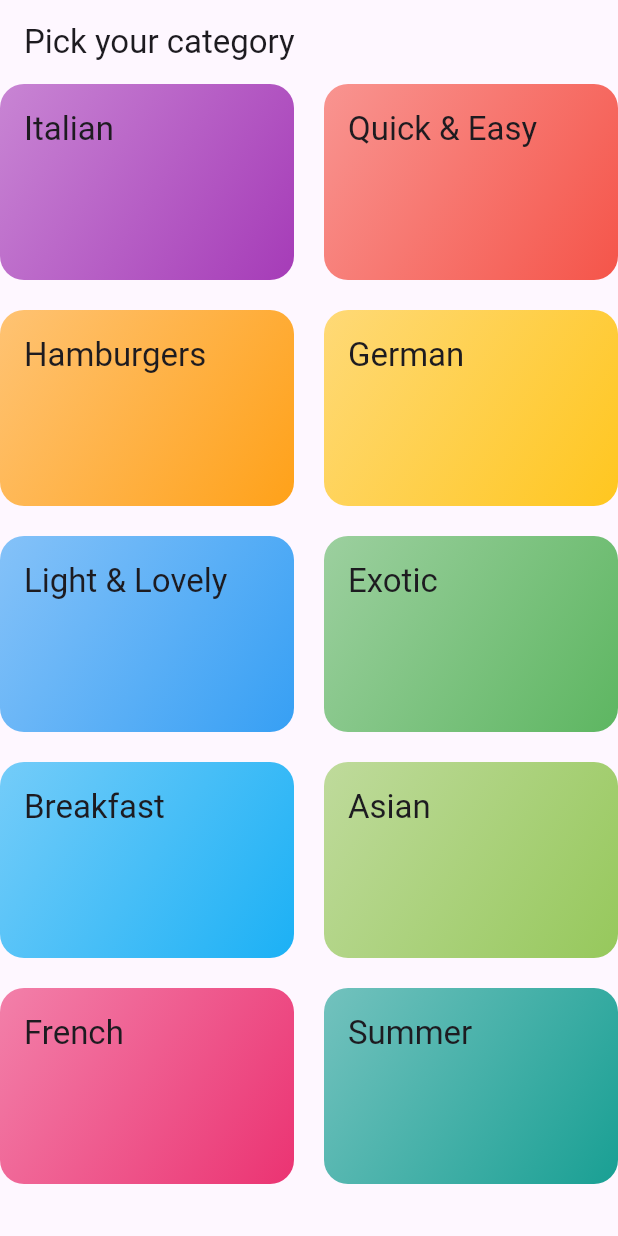
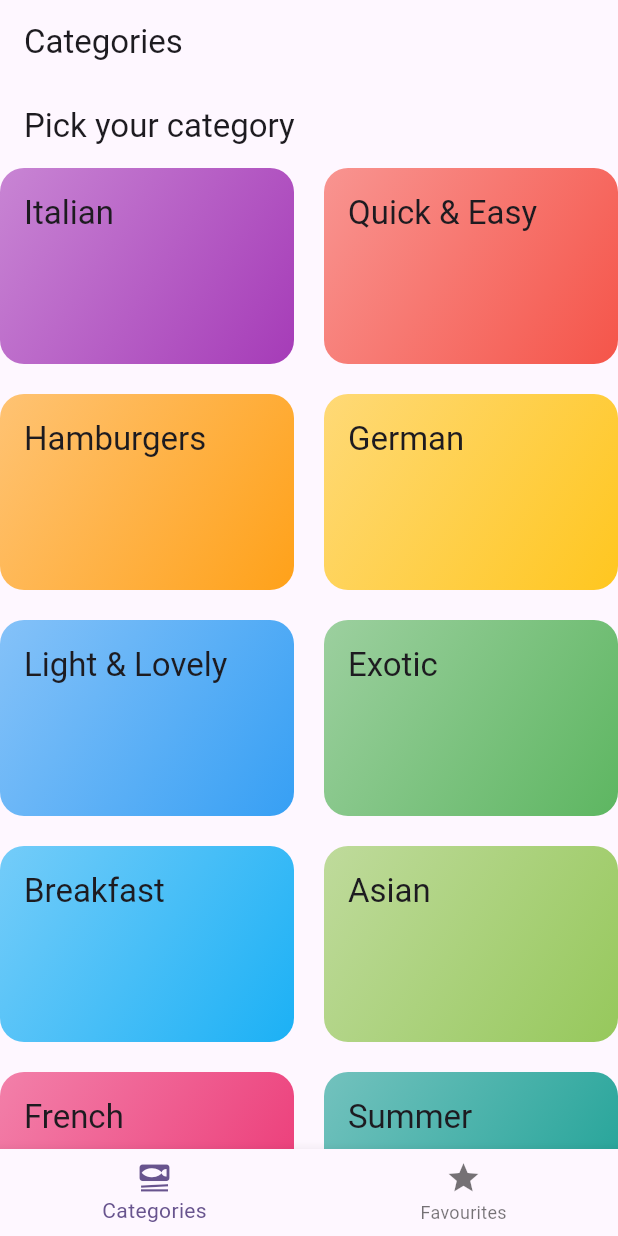
Before and after one commit to Ishtiaq-Hossen/Super-Meal, a Flutter app: the screen it shows after launch, on a phone screen of 412 x 824 dp. Run offline on Flutter 3.47's test engine with Material 3 defaults, Android fonts, the phone set to English and light mode, and no system bars; our stand-ins replace google_fonts, transparent_image.

Commit message:
bottomNavigationBar added

```diff
--- /dev/null
+++ b/lib/Screns/tab_screen.dart
@@ -0,0 +1,45 @@
+
+import 'package:flutter/material.dart';
+import 'package:super_meal_v2/Screns/catagories_screen.dart';
+import 'package:super_meal_v2/Screns/meals_screen.dart';
+
+class TabScreen extends StatefulWidget {
+  const TabScreen({super.key});
+
+  @override
+  State<TabScreen> createState() => _TabScreenState();
+}
+
+class _TabScreenState extends State<TabScreen> {
+  int _selectedPageIndex =0;
+  void _changeScreen(int index){
+    setState(() {
+      _selectedPageIndex =index;
+    });
+  }
+  @override
+  Widget build(BuildContext context) {
+    Widget activeScreen= CatagoriesScreen();
+    var activeTitle='Categories';
+    if(_selectedPageIndex==1){
+      activeScreen= MealsScreen(title: 'Fav', meals: []);
+      activeTitle= "Your Favourites";
+    }
+    return Scaffold(
+      appBar: AppBar(
+        title: Text(activeTitle),
+      ),
+      body:activeScreen,
+      bottomNavigationBar: BottomNavigationBar(
+          onTap: (index){
+            _changeScreen(index);
+          },
+          currentIndex: _selectedPageIndex,
+          items: [
+            BottomNavigationBarItem(icon: Icon(Icons.set_meal),label: 'Categories'),
+            BottomNavigationBarItem(icon: Icon(Icons.star),label: 'Favourites')
+          ]
+      ),
+    );
+  }
+}
--- a/lib/main.dart
+++ b/lib/main.dart
@@ -1,6 +1,7 @@
 import 'package:flutter/material.dart';
 import 'package:google_fonts/google_fonts.dart';
 import 'package:super_meal_v2/Screns/catagories_screen.dart';
+import 'package:super_meal_v2/Screns/tab_screen.dart';
 final theme = ThemeData(
   useMaterial3: true,
   colorScheme: ColorScheme.fromSeed(
@@ -25,7 +26,7 @@
         colorScheme: ColorScheme.fromSeed(seedColor: Colors.deepPurple),
         useMaterial3: true,
       ),
-      home: const CatagoriesScreen(),
+      home: const TabScreen(),
     );
   }
 }
```
